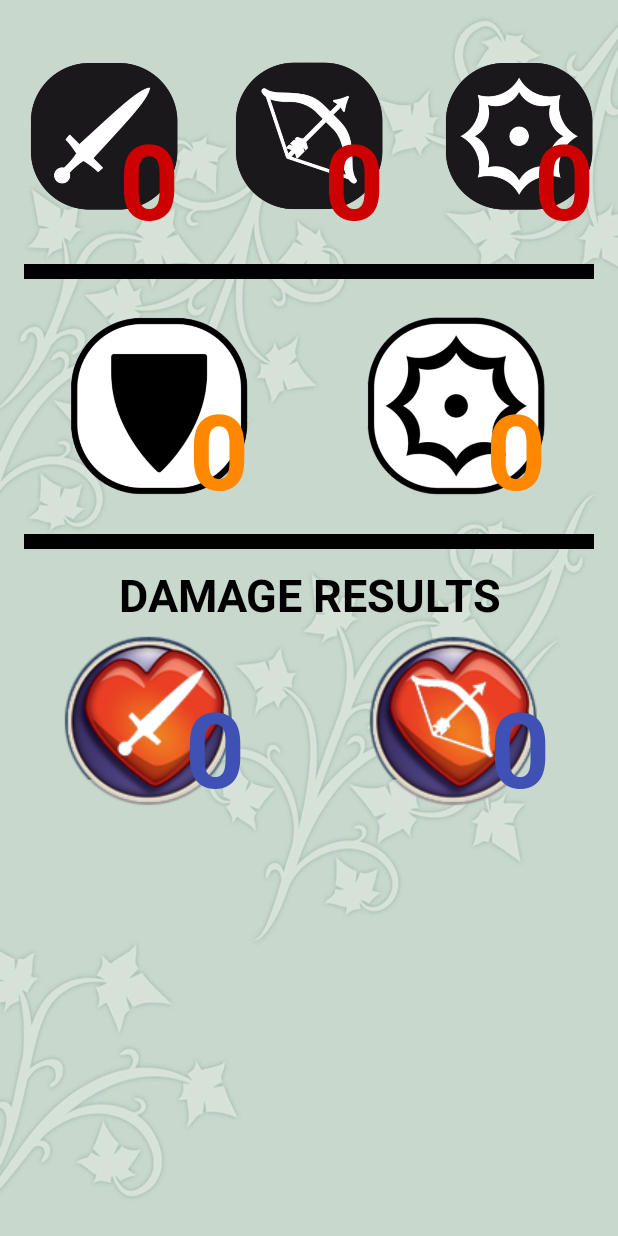
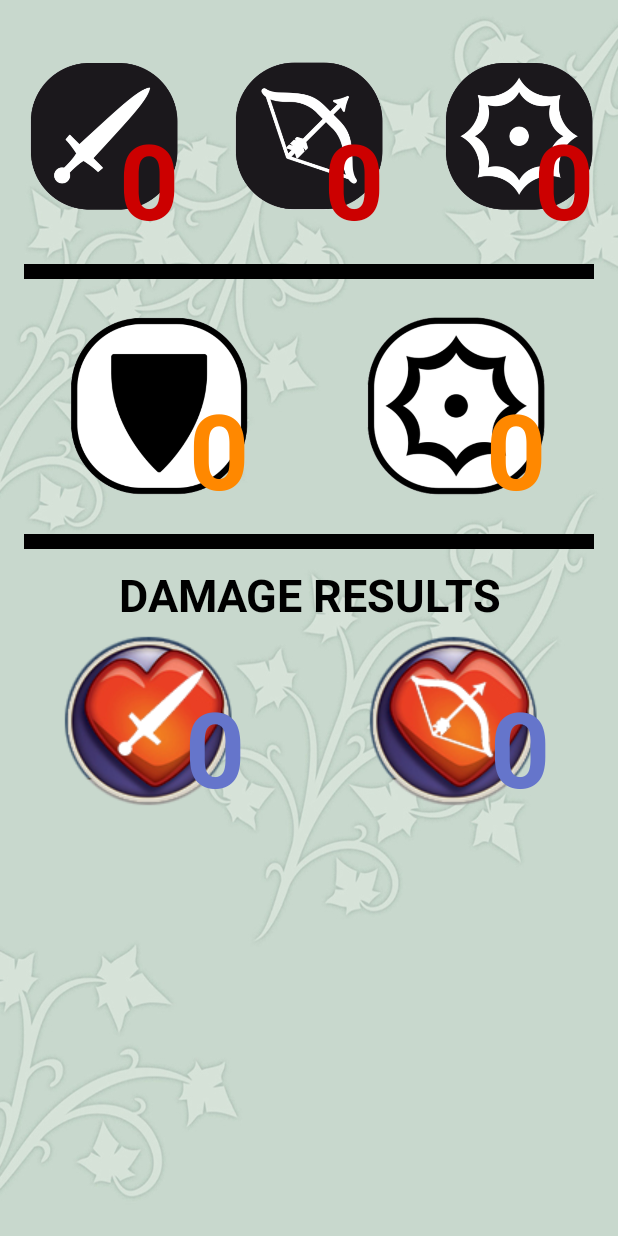
Before and after one commit to JhonatanRocha/ArcadiaQuestDiceRoller, an Android app: the screen it shows after launch (ResultActivity), after a tap on an icon or button, on a phone screen of 412 x 824 dp. Run offline under Robolectric (Android 15) with nearby library versions, the light colour scheme and no system bars.

Commit message:
Adding new colors on the design

```diff
--- a/app/src/main/res/layout/activity_result.xml
+++ b/app/src/main/res/layout/activity_result.xml
@@ -213,7 +213,7 @@
                 android:layout_height="wrap_content"
                 android:id="@+id/meleeWoundResult"
                 android:layout_weight="1"
-                android:textColor="@color/colorPrimary"
+                android:textColor="@color/colorWoundResult"
                 android:layout_alignBottom="@+id/woundImage"
                 android:layout_alignRight="@+id/woundImage"
                 android:layout_alignEnd="@+id/woundImage"
@@ -238,7 +238,7 @@
                 android:layout_height="wrap_content"
                 android:id="@+id/rangedWoundResult"
                 android:layout_weight="1"
-                android:textColor="@color/colorPrimary"
+                android:textColor="@color/colorWoundResult"
                 android:layout_alignBottom="@+id/woundImage2"
                 android:layout_alignRight="@+id/woundImage2"
                 android:layout_alignEnd="@+id/woundImage2"
--- a/app/src/main/res/values/colors.xml
+++ b/app/src/main/res/values/colors.xml
@@ -4,4 +4,5 @@
     <color name="colorPrimaryDark">#303f9f</color>
     <color name="colorAccent">#FF4081</color>
     <color name="colorBlack">#000000</color>
+    <color name="colorWoundResult">#6575cb</color>
 </resources>
```
